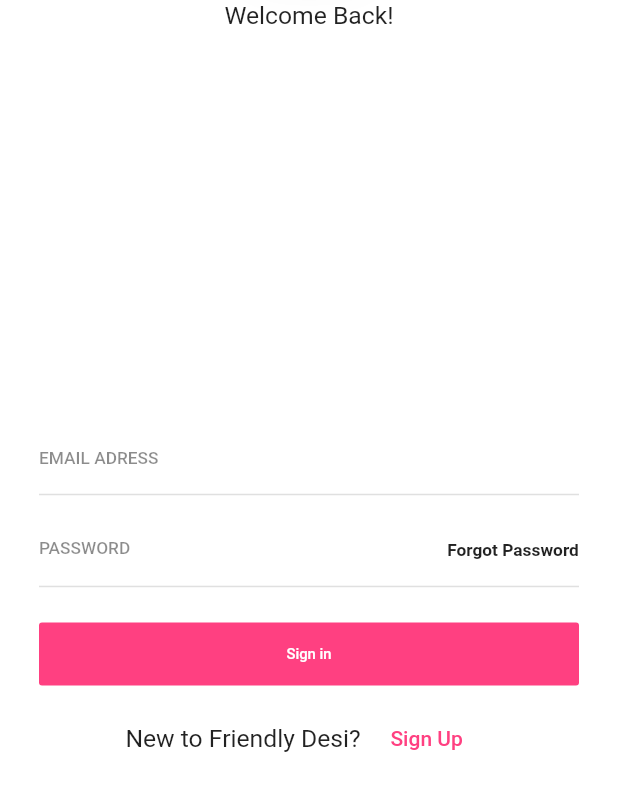
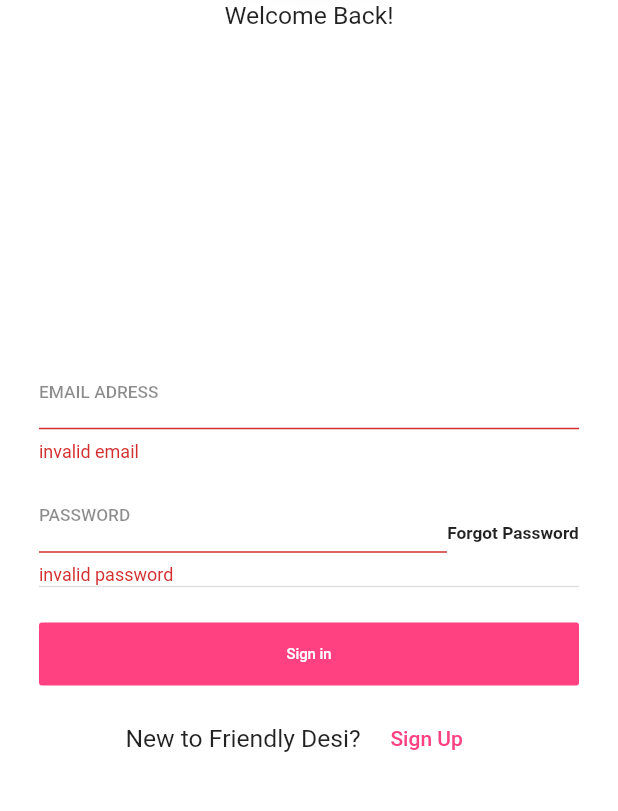
Before and after one commit to leanjr99/flutter_api_formcad, a Flutter app: the screen it shows after launch, after a tap on "Sign in", on a phone screen of 412 x 824 dp, the part 330-1141 px from its top. Run offline on Flutter 3.47's test engine with Material 2 defaults, Android fonts, the phone set to English and light mode, and no system bars; our stand-ins replace flutter_svg; network calls fail.

Commit message:
criação de pagina de registro

```diff
--- a/lib/main.dart
+++ b/lib/main.dart
@@ -1,6 +1,7 @@
 import 'package:flutter/material.dart';
 import 'package:flutter/services.dart';
-import 'pages/home_page.dart';
+import 'package:flutter_api_formcad/pages/register_page.dart';
+import 'pages/login_page.dart';
 
 void main() {
   runApp(MyApp());
@@ -15,12 +16,15 @@ class MyApp extends StatelessWidget {
       DeviceOrientation.portraitDown,
     ]);
     return MaterialApp(
-      title: 'Flutter Demo',
-      theme: ThemeData(
-        primarySwatch: Colors.blue,
-        visualDensity: VisualDensity.adaptivePlatformDensity,
-      ),
-      home: HomePage(),
-    );
+        title: 'Flutter Demo',
+        theme: ThemeData(
+          primarySwatch: Colors.blue,
+          visualDensity: VisualDensity.adaptivePlatformDensity,
+        ),
+        home: LoginPage(),
+        routes: {
+          RegisterPage.routeName: (_) => RegisterPage(),
+          LoginPage.routeName: (_) => LoginPage(),
+        });
   }
 }
--- a/lib/pages/home_page.dart
+++ b/lib/pages/login_page.dart
@@ -4,12 +4,13 @@ import 'package:flutter_api_formcad/widgets/circle.dart';
 import 'package:flutter_api_formcad/widgets/icon_container.dart';
 import 'package:flutter_api_formcad/widgets/login_form.dart';
 
-class HomePage extends StatefulWidget {
+class LoginPage extends StatefulWidget {
+  static const routeName = 'login';
   @override
-  _HomePageState createState() => _HomePageState();
+  _LoginPageState createState() => _LoginPageState();
 }
 
-class _HomePageState extends State<HomePage> {
+class _LoginPageState extends State<LoginPage> {
   @override
   Widget build(BuildContext context) {
     final Responsive responsive = Responsive.of(context);
--- a/lib/widgets/input_text.dart
+++ b/lib/widgets/input_text.dart
@@ -5,6 +5,8 @@ class InputText extends StatelessWidget {
   final TextInputType keyboardType;
   final bool obscureText, borderEnabled;
   final double fontSize;
+  final void Function(String text) onChanged;
+  final String Function(String text) validator;
 
   const InputText({
     Key key,
@@ -13,6 +15,8 @@ class InputText extends StatelessWidget {
     this.obscureText = false,
     this.borderEnabled = true,
     this.fontSize = 15,
+    this.onChanged,
+    this.validator,
   }) : super(key: key);
 
   @override
@@ -20,6 +24,8 @@ class InputText extends StatelessWidget {
     return TextFormField(
       keyboardType: this.keyboardType,
       obscureText: this.obscureText,
+      onChanged: this.onChanged,
+      validator: this.validator,
       style: TextStyle(
         fontSize: this.fontSize,
       ),
--- a/lib/widgets/login_form.dart
+++ b/lib/widgets/login_form.dart
@@ -8,6 +8,14 @@ class LoginForm extends StatefulWidget {
 }
 
 class _LoginFormState extends State<LoginForm> {
+  GlobalKey<FormState> _formKey = GlobalKey();
+  String _email = '', _password = '';
+  _submit() {
+    final isOk = _formKey.currentState.validate();
+    print("form is Ok $isOk");
+    if (isOk) {}
+  }
+
   @override
   Widget build(BuildContext context) {
     final Responsive responsive = Responsive.of(context);
@@ -18,12 +26,23 @@ class _LoginFormState extends State<LoginForm> {
         constraints: BoxConstraints(
           maxWidth: responsive.isTablet ? 430 : 360,
         ),
+        child: Form(
+          key: _formKey,
           child: Column(
             children: <Widget>[
               InputText(
                 keyboardType: TextInputType.emailAddress,
                 label: "EMAIL ADRESS",
                 fontSize: responsive.dp(responsive.isTablet ? 3.0 : 2.8),
+                onChanged: (text) {
+                  _email = text;
+                },
+                validator: (text) {
+                  if (!text.contains("@")) {
+                    return "invalid email";
+                  }
+                  return null;
+                },
               ),
               SizedBox(
                 height: responsive.dp(3),
@@ -43,8 +62,17 @@ class _LoginFormState extends State<LoginForm> {
                           label: "PASSWORD",
                           obscureText: true,
                           borderEnabled: false,
-                      fontSize: responsive.dp(responsive.isTablet ? 3.0 : 2.8),
-                    ),
+                          fontSize:
+                              responsive.dp(responsive.isTablet ? 3.0 : 2.8),
+                          onChanged: (text) {
+                            _password = text;
+                          },
+                          validator: (text) {
+                            if (text.trim().length == 0) {
+                              return "invalid password";
+                            }
+                            return null;
+                          }),
                     ),
                     FlatButton(
                       padding: EdgeInsets.symmetric(vertical: 10),
@@ -75,7 +103,7 @@ class _LoginFormState extends State<LoginForm> {
                       fontSize: responsive.dp(responsive.isTablet ? 3.0 : 2.4),
                     ),
                   ),
-                onPressed: () {},
+                  onPressed: this._submit,
                   color: Colors.pinkAccent,
                 ),
               ),
@@ -98,7 +126,9 @@ class _LoginFormState extends State<LoginForm> {
                         color: Colors.pinkAccent,
                       ),
                     ),
-                  onPressed: () {},
+                    onPressed: () {
+                      Navigator.pushNamed(context, 'register');
+                    },
                   ),
                 ],
               ),
@@ -108,6 +138,7 @@ class _LoginFormState extends State<LoginForm> {
             ],
           ),
         ),
+      ),
     );
   }
 }
```
Also changed, not shown: lib/pages/register_page.dart (added, +96 -0 lines). Lines whose indentation alone changed are shown as unchanged.
